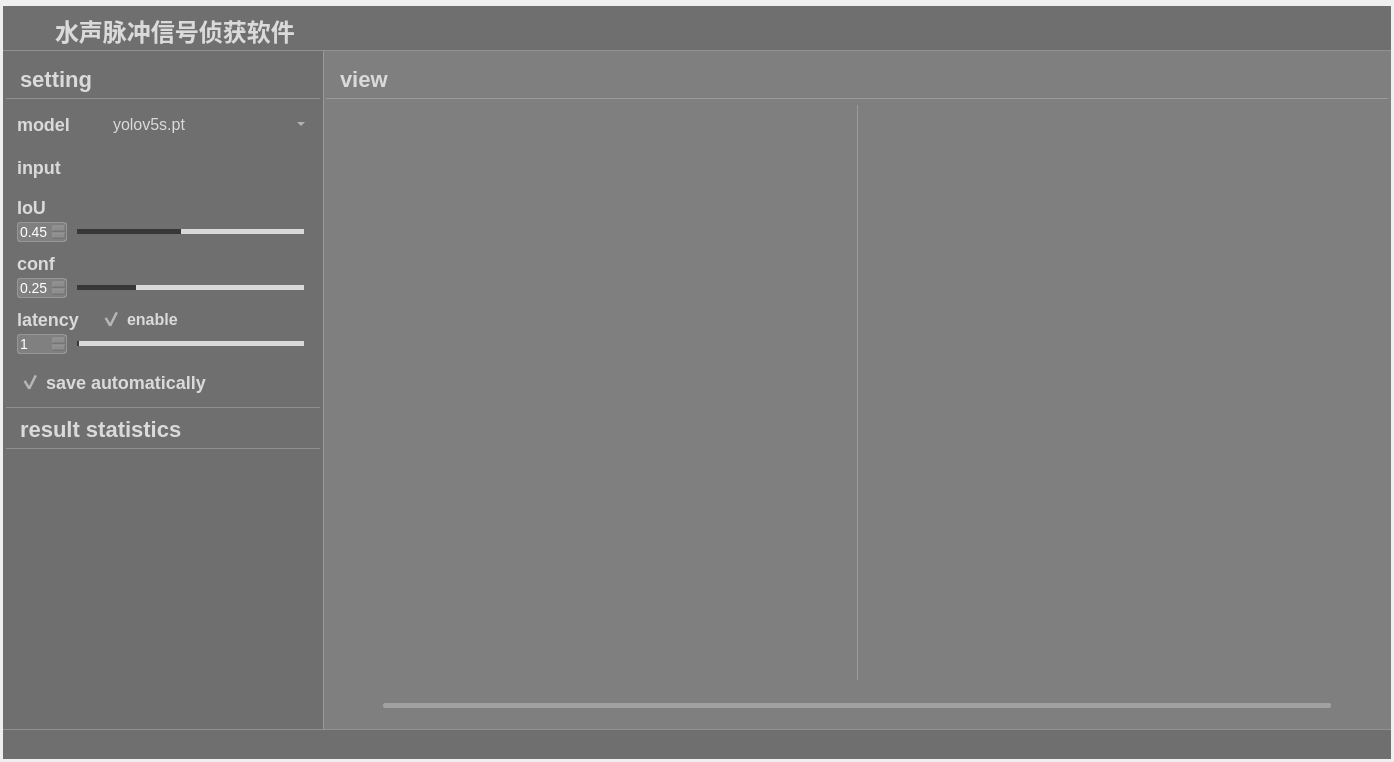
Before: the Qt Designer form main_win/win.ui in darkalleys/yolov5-7.0.2, drawn with Qt 5.
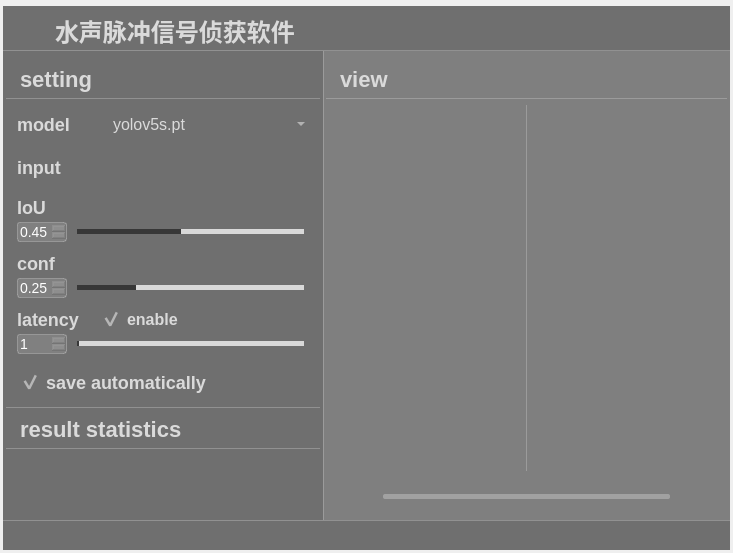
After: the same form once the commit is applied. Icons and pictures are not drawn. Custom widgets are drawn as their Qt base class.

```diff
--- a/main_win/win.ui
+++ b/main_win/win.ui
@@ -6,8 +6,8 @@
    <rect>
     <x>0</x>
     <y>0</y>
-    <width>1394</width>
-    <height>762</height>
+    <width>724</width>
+    <height>553</height>
    </rect>
   </property>
   <property name="mouseTracking">
```
